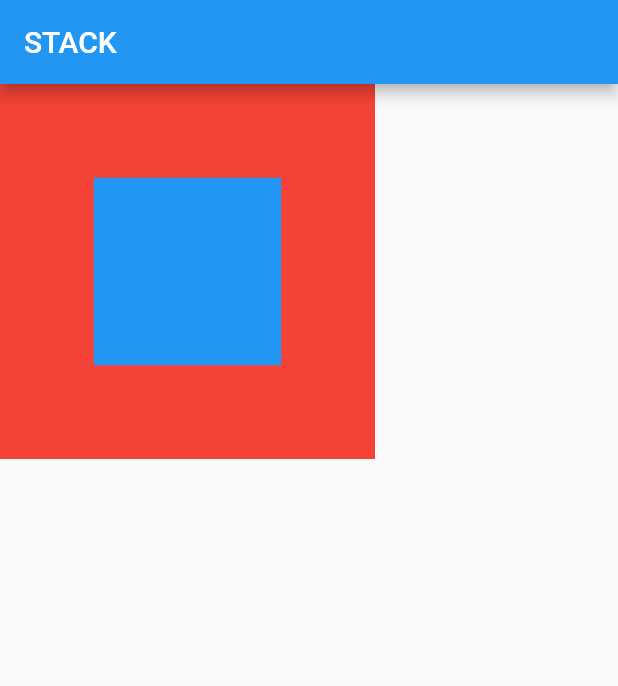
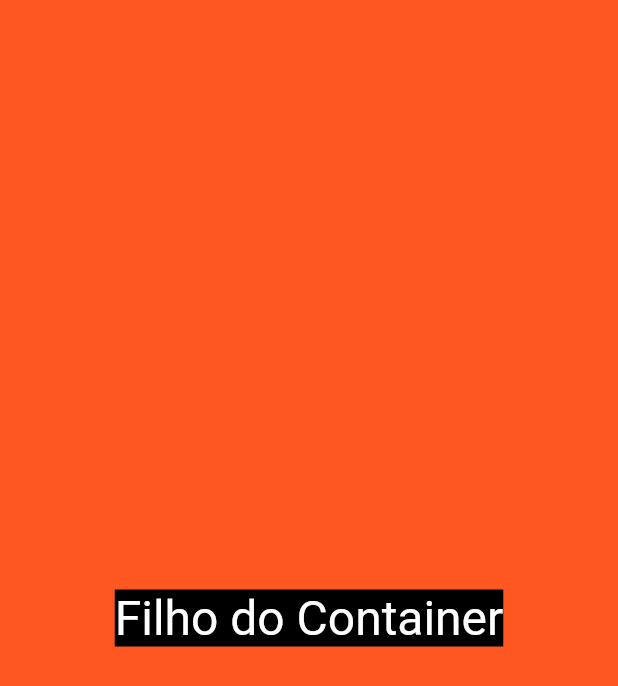
Before and after one commit to erick-ais/estudos, a Flutter app: the screen it shows after launch, on a phone screen of 412 x 824 dp. Shown: the top 686 px of the screen. Run offline on Flutter 3.47's test engine with Material 2 defaults, Android fonts, the phone set to English and light mode, and no system bars.

Commit message:
Container Widget

```diff
--- /dev/null
+++ b/Flutter/dev/flutter_application_1/lib/container_widget.dart
@@ -0,0 +1,25 @@
+
+import 'package:flutter/material.dart';
+
+class ContainerArea extends StatelessWidget {
+  const ContainerArea({Key? key}) : super(key: key);
+
+  @override
+  Widget build(BuildContext context) {
+    return Scaffold(
+      backgroundColor: Colors.deepOrange,
+      body: SafeArea(
+        child: Center(
+          child: Container(
+            child: Text('Filho do Container',
+            style: TextStyle(
+              fontSize: 32,
+              color: Colors.white,
+            ),),
+            color: Colors.black,
+          ),
+        ),
+      ),
+    );
+  }
+}
--- a/Flutter/dev/flutter_application_1/lib/main.dart
+++ b/Flutter/dev/flutter_application_1/lib/main.dart
@@ -2,6 +2,7 @@ import 'package:flutter/material.dart';
 import 'package:flutter_application_1/appbar_widget.dart';
 import 'package:flutter_application_1/body_widget.dart';
 import 'package:flutter_application_1/column_vertical.dart';
+import 'package:flutter_application_1/container_widget.dart';
 import 'package:flutter_application_1/img_widget.dart';
 import 'package:flutter_application_1/row_horizontal.dart';
 import 'package:flutter_application_1/stack_sobre.dart';
@@ -17,7 +18,8 @@ class MyApp extends StatelessWidget {
   @override
   Widget build(BuildContext context) {
     return MaterialApp(
-      home: SobreStack(),
+      home: ContainerArea(),
+      // home: SobreStack(),
       // home: VerticalColumn(),
       // home: HorizontalRow(),
       // home: AppHello(),
```
